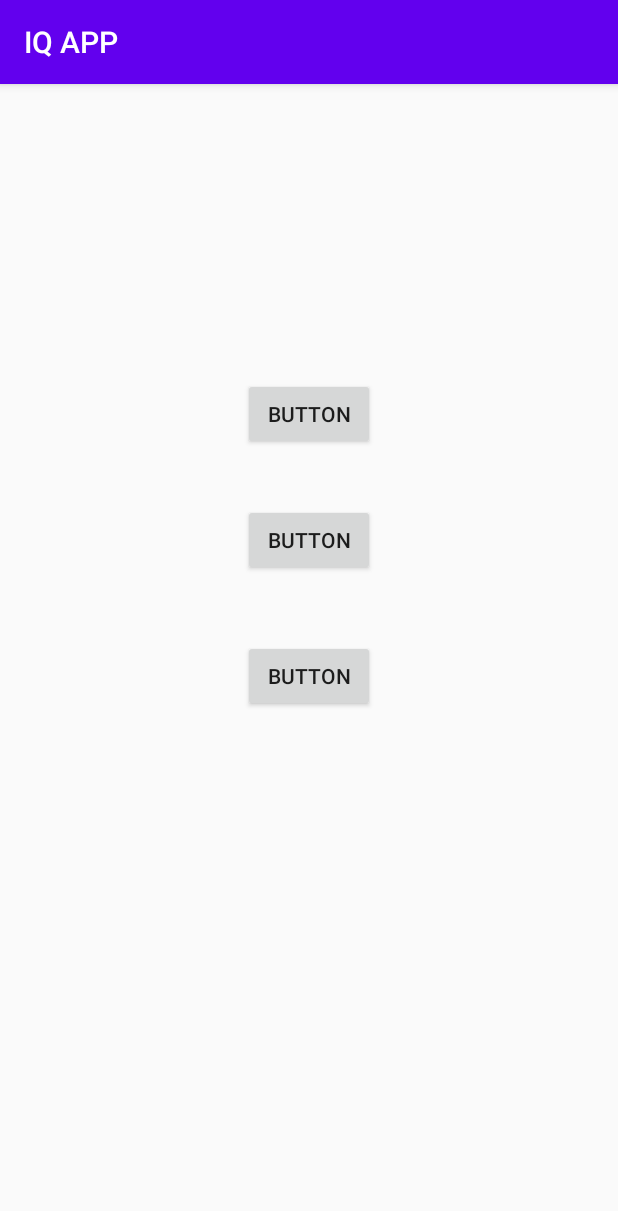
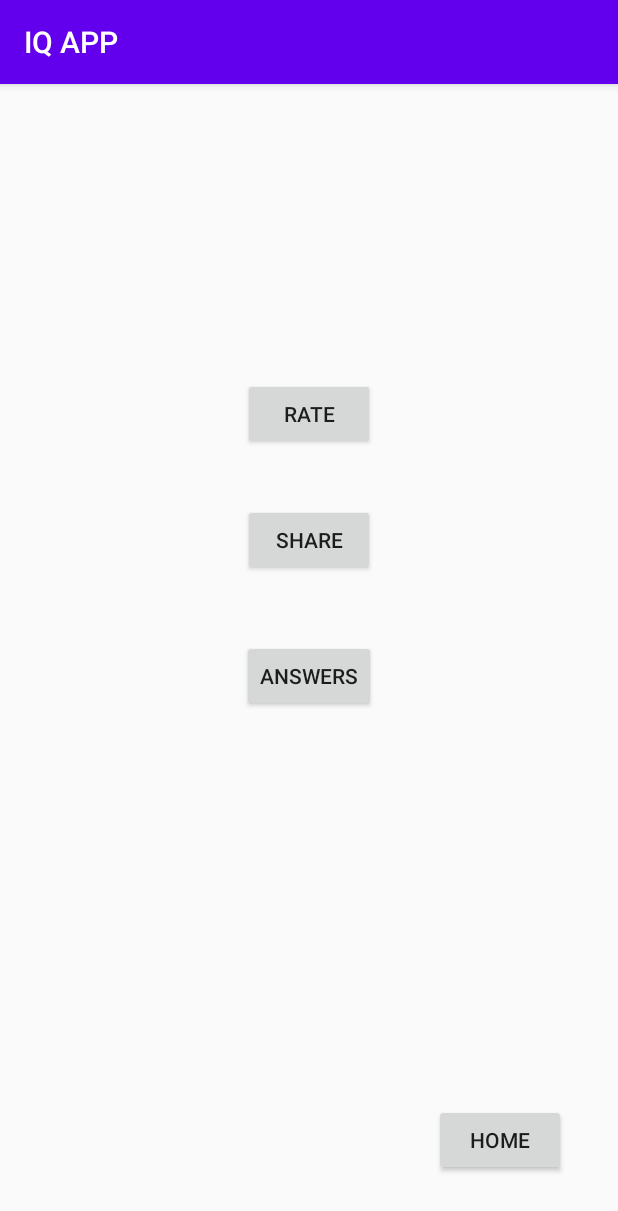
Before and after one commit to OSLL/adfmp1h21-iq, an Android app: the fragment FinalFragment shown on its own in the app's theme, on a phone screen of 412 x 824 dp. Shown: the top 1211 px of the screen. Run offline under Robolectric (Android 15) with nearby library versions, the phone set to English and light mode, and no system bars.

Commit message:
Add AppState, selection, answers

```diff
--- a/app/src/main/java/com/example/iqapp/FinalFragment.kt
+++ b/app/src/main/java/com/example/iqapp/FinalFragment.kt
@@ -5,29 +5,11 @@ import androidx.fragment.app.Fragment
 import android.view.LayoutInflater
 import android.view.View
 import android.view.ViewGroup
+import android.widget.Button
+import androidx.core.os.bundleOf
+import androidx.navigation.fragment.findNavController
 
-// TODO: Rename parameter arguments, choose names that match
-// the fragment initialization parameters, e.g. ARG_ITEM_NUMBER
-private const val ARG_PARAM1 = "param1"
-private const val ARG_PARAM2 = "param2"
-
-/**
- * A simple [Fragment] subclass.
- * Use the [FinalFragment.newInstance] factory method to
- * create an instance of this fragment.
- */
 class FinalFragment : Fragment() {
-    // TODO: Rename and change types of parameters
-    private var param1: String? = null
-    private var param2: String? = null
-
-    override fun onCreate(savedInstanceState: Bundle?) {
-        super.onCreate(savedInstanceState)
-        arguments?.let {
-            param1 = it.getString(ARG_PARAM1)
-            param2 = it.getString(ARG_PARAM2)
-        }
-    }
 
     override fun onCreateView(
         inflater: LayoutInflater, container: ViewGroup?,
@@ -37,23 +19,18 @@ class FinalFragment : Fragment() {
         return inflater.inflate(R.layout.fragment_final, container, false)
     }
 
-    companion object {
-        /**
-         * Use this factory method to create a new instance of
-         * this fragment using the provided parameters.
-         *
-         * @param param1 Parameter 1.
-         * @param param2 Parameter 2.
-         * @return A new instance of fragment FinalFragment.
-         */
-        // TODO: Rename and change types and number of parameters
-        @JvmStatic
-        fun newInstance(param1: String, param2: String) =
-            FinalFragment().apply {
-                arguments = Bundle().apply {
-                    putString(ARG_PARAM1, param1)
-                    putString(ARG_PARAM2, param2)
-                }
-            }
+    override fun onViewCreated(view: View, savedInstanceState: Bundle?) {
+        super.onViewCreated(view, savedInstanceState)
+
+
+        view.findViewById<Button>(R.id.button_home).setOnClickListener {
+                findNavController().navigate(R.id.action_finalFragment_to_startScreenFragment)
+        }
+
+        view.findViewById<Button>(R.id.button_answers).setOnClickListener {
+            val bundle = bundleOf("isAnswers" to true)
+            findNavController().navigate(R.id.action_finalFragment_to_TaskViewerFragment, bundle)
+        }
     }
+
 }
--- a/app/src/main/java/com/example/iqapp/entities/Task.kt
+++ b/app/src/main/java/com/example/iqapp/entities/Task.kt
@@ -72,7 +72,7 @@ class Task(id: String, resources: Resources, context: Context?) {
             for (field in drawablesFields) {
                 if (field.name.startsWith(DRAWABLE_PREFIX)) {
                     getDrawable(field, resources, context)?.let {
-                        variantsList.add(Variant(it, true))
+                        variantsList.add(Variant(it, false))
                     }
                 }
 
--- a/app/src/main/res/layout/fragment_final.xml
+++ b/app/src/main/res/layout/fragment_final.xml
@@ -5,25 +5,32 @@
                                                    android:layout_height="match_parent"
                                                    tools:context=".FinalFragment" android:id="@+id/frameLayout">
     <Button
-            android:text="Button"
+            android:text="@string/button_rate"
             android:layout_width="wrap_content"
-            android:layout_height="wrap_content" android:id="@+id/button4"
+            android:layout_height="wrap_content" android:id="@+id/button_rate"
             app:layout_constraintEnd_toEndOf="parent" app:layout_constraintStart_toStartOf="parent"
-            app:layout_constraintHorizontal_bias="0.501" app:layout_constraintTop_toBottomOf="@+id/button5"
+            app:layout_constraintTop_toTopOf="parent" android:layout_marginTop="196dp"
+            app:layout_constraintHorizontal_bias="0.501"/>
+    <Button
+            android:text="@string/button_share"
+            android:layout_width="wrap_content"
+            android:layout_height="wrap_content" android:id="@+id/button_share"
+            app:layout_constraintEnd_toEndOf="parent" app:layout_constraintStart_toStartOf="parent"
+            app:layout_constraintHorizontal_bias="0.501" app:layout_constraintTop_toBottomOf="@+id/button_rate"
             android:layout_marginTop="36dp"/>
     <Button
-            android:text="Button"
+            android:text="@string/button_answers"
             android:layout_width="wrap_content"
-            android:layout_height="wrap_content" android:id="@+id/button6"
+            android:layout_height="wrap_content" android:id="@+id/button_answers"
             app:layout_constraintEnd_toEndOf="parent" app:layout_constraintStart_toStartOf="parent"
-            app:layout_constraintTop_toBottomOf="@+id/button4" app:layout_constraintBottom_toBottomOf="parent"
+            app:layout_constraintTop_toBottomOf="@+id/button_share" app:layout_constraintBottom_toBottomOf="parent"
             app:layout_constraintHorizontal_bias="0.501" app:layout_constraintVertical_bias="0.03"
             android:layout_marginTop="32dp"/>
     <Button
-            android:text="Button"
+            android:text="@string/button_home"
             android:layout_width="wrap_content"
-            android:layout_height="wrap_content" android:id="@+id/button5"
-            app:layout_constraintEnd_toEndOf="parent" app:layout_constraintStart_toStartOf="parent"
-            app:layout_constraintTop_toTopOf="parent" android:layout_marginTop="196dp"
-            app:layout_constraintHorizontal_bias="0.501"/>
+            android:layout_height="wrap_content" android:id="@+id/button_home"
+            app:layout_constraintEnd_toEndOf="parent" app:layout_constraintBottom_toBottomOf="parent"
+            app:layout_constraintStart_toStartOf="parent" app:layout_constraintHorizontal_bias="0.894"
+            android:layout_marginBottom="40dp"/>
 </androidx.constraintlayout.widget.ConstraintLayout>
--- a/app/src/main/res/layout/result_fragment.xml
+++ b/app/src/main/res/layout/result_fragment.xml
@@ -7,7 +7,7 @@
     <Button
             android:text="@string/button_go_to_end"
             android:layout_width="wrap_content"
-            android:layout_height="wrap_content" android:id="@+id/button"
+            android:layout_height="wrap_content" android:id="@+id/button_finish"
             app:layout_constraintEnd_toEndOf="parent" app:layout_constraintBottom_toBottomOf="parent"
             app:layout_constraintStart_toStartOf="parent" app:layout_constraintHorizontal_bias="0.885"
             android:layout_marginBottom="36dp"/>
@@ -16,7 +16,7 @@
             android:layout_width="wrap_content"
             android:layout_height="wrap_content" android:id="@+id/textView2"
             app:layout_constraintEnd_toEndOf="parent" app:layout_constraintStart_toStartOf="parent"
-            app:layout_constraintBottom_toTopOf="@+id/button" app:layout_constraintTop_toTopOf="parent"
+            app:layout_constraintBottom_toTopOf="@+id/button_finish" app:layout_constraintTop_toTopOf="parent"
             app:layout_constraintHorizontal_bias="0.498" app:layout_constraintVertical_bias="0.517"
             android:gravity="center"/>
 </androidx.constraintlayout.widget.ConstraintLayout>
--- a/app/src/main/res/values/strings.xml
+++ b/app/src/main/res/values/strings.xml
@@ -23,4 +23,8 @@
     <string name="resultView">Passed tasks: %d\n Wow. You’re special!</string>
     <!-- TODO: Remove or change this placeholder text -->
     <string name="hello_blank_fragment">Hello blank fragment</string>
+    <string name="button_rate">RATE</string>
+    <string name="button_share">SHARE</string>
+    <string name="button_answers">ANSWERS</string>
+    <string name="button_home">HOME</string>
 </resources>
```
Also changed, not shown: app/src/main/java/com/example/iqapp/ResultScreenFragment.kt (+7 -6 lines), app/src/main/java/com/example/iqapp/TaskViewerFragment.kt (+101 -52 lines), app/src/main/java/com/example/iqapp/entities/AppState.kt (added, +36 -0 lines), app/src/main/res/navigation/nav_graph.xml (+9 -1 lines).
